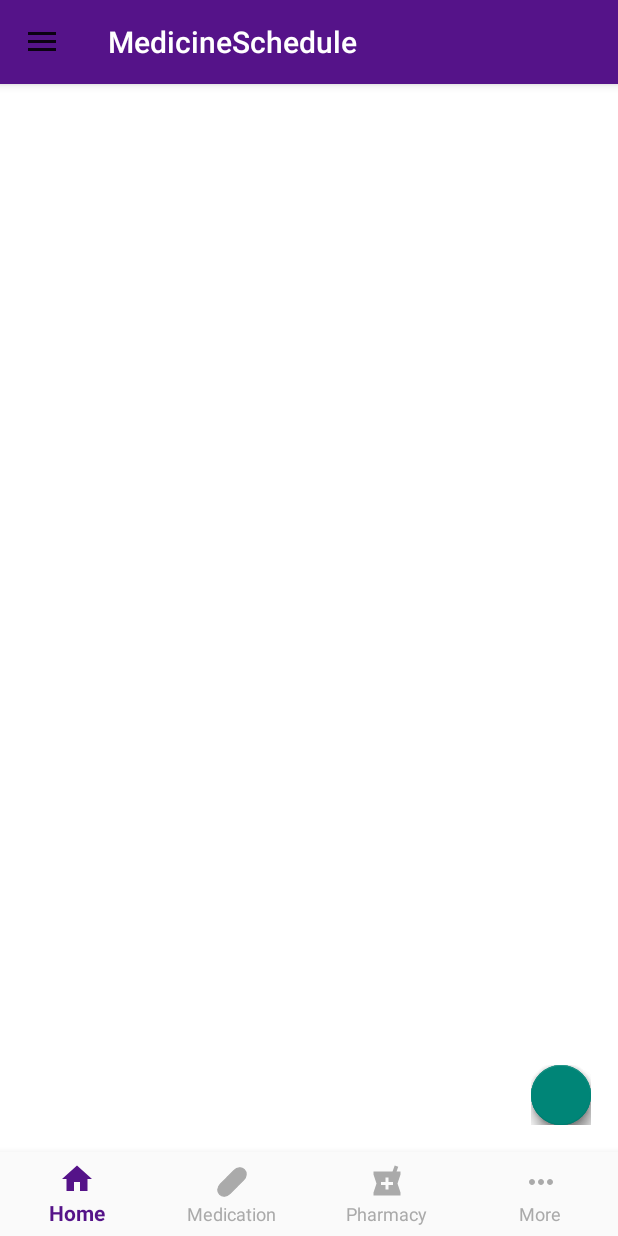
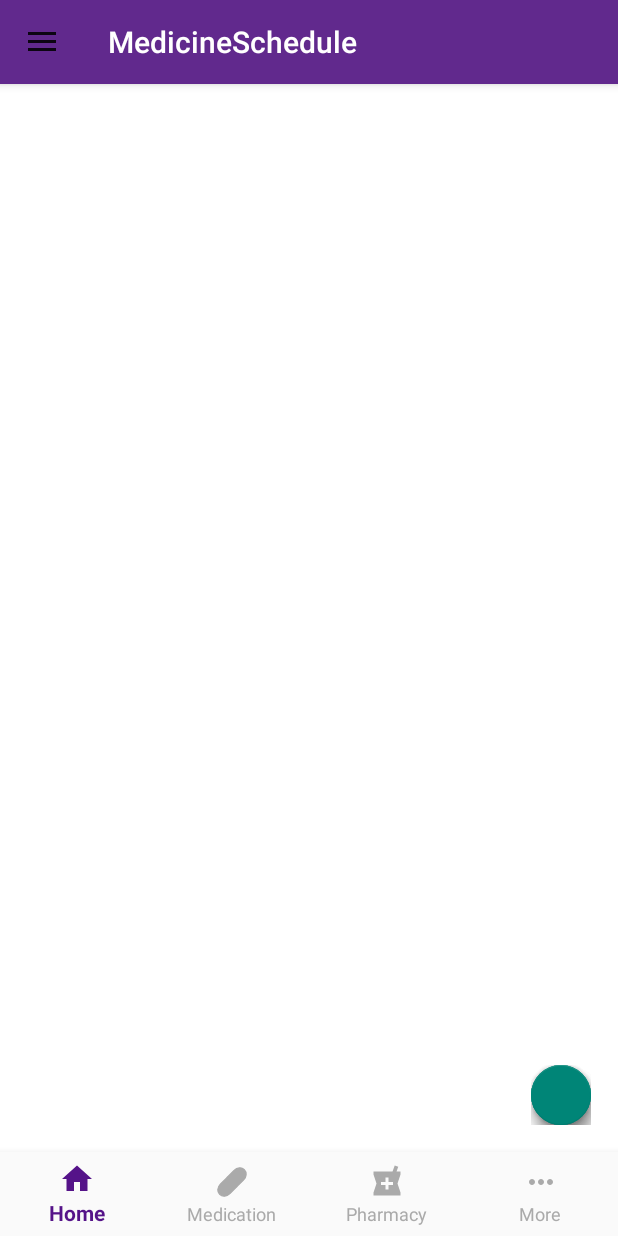
Before and after one commit to Rabia-Noorl/MedicineScheduleVersionTwo, an Android app: the HomeFragment screen opened directly, with no data from a screen before it, on a phone screen of 412 x 824 dp. Run offline under Robolectric (Android 15) with nearby library versions, the phone set to English and light mode, and no system bars; our stand-ins replace Firebase (no records; nobody signed in at launch, a user with empty details on screens opened directly), navigation-ui; plain views replace FloatingActionButton, FloatingActionsMenu.

Commit message:
Update Uis Theme Again

```diff
--- a/app/build.gradle
+++ b/app/build.gradle
@@ -33,6 +33,9 @@ android {
     kotlinOptions {
         jvmTarget = '1.8'
     }
+    buildFeatures{
+        viewBinding true
+    }
 }
 
 dependencies {
--- a/app/src/main/java/com/example/medicineschedule/ui/home/HomeFragment.kt
+++ b/app/src/main/java/com/example/medicineschedule/ui/home/HomeFragment.kt
@@ -7,52 +7,19 @@ import android.view.View
 import android.view.ViewGroup
 import com.example.medicineschedule.R
 
-// TODO: Rename parameter arguments, choose names that match
-// the fragment initialization parameters, e.g. ARG_ITEM_NUMBER
-private const val ARG_PARAM1 = "param1"
-private const val ARG_PARAM2 = "param2"
+class HomeFragment : Fragment() {
 
-/**
- * A simple [Fragment] subclass.
- * Use the [HomeFragment.newInstance] factory method to
- * create an instance of this fragment.
- */
-class HomeFragment : Fragment() {
-    // TODO: Rename and change types of parameters
-    private var param1: String? = null
-    private var param2: String? = null
 
     override fun onCreate(savedInstanceState: Bundle?) {
         super.onCreate(savedInstanceState)
-        arguments?.let {
-            param1 = it.getString(ARG_PARAM1)
-            param2 = it.getString(ARG_PARAM2)
-        }
+
     }
 
-    override fun onCreateView(inflater: LayoutInflater, container: ViewGroup?,
-                              savedInstanceState: Bundle?): View? {
+    override fun onCreateView(
+        inflater: LayoutInflater, container: ViewGroup?,
+        savedInstanceState: Bundle?
+    ): View? {
         // Inflate the layout for this fragment
         return inflater.inflate(R.layout.fragment_home, container, false)
-    }
-
-    companion object {
-        /**
-         * Use this factory method to create a new instance of
-         * this fragment using the provided parameters.
-         *
-         * @param param1 Parameter 1.
-         * @param param2 Parameter 2.
-         * @return A new instance of fragment HomeFragment.
-         */
-        // TODO: Rename and change types and number of parameters
-        @JvmStatic
-        fun newInstance(param1: String, param2: String) =
-                HomeFragment().apply {
-                    arguments = Bundle().apply {
-                        putString(ARG_PARAM1, param1)
-                        putString(ARG_PARAM2, param2)
-                    }
-                }
-    }
+        }
 }
--- a/app/src/main/res/drawable/bg_gradient.xml
+++ b/app/src/main/res/drawable/bg_gradient.xml
@@ -1,7 +1,7 @@
 <?xml version="1.0" encoding="utf-8"?>
 <shape xmlns:android="http://schemas.android.com/apk/res/android"
     android:shape="rectangle">
-    <gradient android:startColor="#551389" android:endColor="#551389"
+    <gradient android:startColor="#61298D" android:endColor="#61298D"
         android:type="linear"
         android:angle="270"/>
 </shape>
--- a/app/src/main/res/drawable/bg_label.xml
+++ b/app/src/main/res/drawable/bg_label.xml
@@ -3,7 +3,7 @@
     android:shape="rectangle">
     <corners android:radius="50dp">
     </corners>
-    <solid android:color="#551389">
+    <solid android:color="#61298D">
     </solid>
     <padding
         android:left="15dp"
--- a/app/src/main/res/drawable/button_style.xml
+++ b/app/src/main/res/drawable/button_style.xml
@@ -1,7 +1,7 @@
 <?xml version="1.0" encoding="utf-8"?>
 <shape xmlns:android="http://schemas.android.com/apk/res/android"
     android:shape="rectangle">
-    <gradient android:startColor="#551389" android:endColor="#551389"
+    <gradient android:startColor="#61298D" android:endColor="#61298D"
         android:type="linear"
         android:angle="270"/>
     <corners android:radius="24dp"></corners>
--- a/app/src/main/res/drawable/ic_adddrug.xml
+++ b/app/src/main/res/drawable/ic_adddrug.xml
@@ -4,15 +4,15 @@
     android:viewportWidth="486.684"
     android:viewportHeight="486.684">
   <path
-      android:fillColor="#551389"
+      android:fillColor="#61298D"
       android:pathData="M199.602,257.366H60.022c-10.297,0 -18.642,8.346 -18.642,18.639v57.037c0,10.299 8.345,18.643 18.642,18.643h139.58c10.298,0 18.646,-8.344 18.646,-18.643v-57.037C218.247,265.711 209.9,257.366 199.602,257.366z"/>
   <path
-      android:fillColor="#551389"
+      android:fillColor="#61298D"
       android:pathData="M259.607,235.819c0,-20.689 -6.896,-27.357 -18.148,-36.525l-0.236,-0.193c-12.593,-10.262 -22.991,-18.4 -32.726,-25.617c-0.656,-0.486 -2.183,-1.773 -2.183,-3.215v-43.225h9.96v-24.975h-0.023c-0.056,-19.049 -15.511,-34.477 -34.574,-34.477H77.933c-19.096,0 -34.58,15.482 -34.58,34.58c0.006,0 0.012,0 0.018,0v24.871h9.942v43.135c0,1.441 -1.525,2.729 -2.182,3.215c-9.729,7.213 -20.128,15.354 -32.725,25.617l-0.234,0.191C6.917,208.369 0.02,215.04 0.02,235.728c0,8.236 -0.005,42.601 -0.01,75.779C0.005,342.474 0,372.407 0,379.101C0,398.714 14.924,419 39.898,419h90.693c0,0 80.549,0.092 89.137,0.092c24.974,0 39.897,-20.287 39.897,-39.899l-0.01,-67.597C259.613,278.418 259.607,244.053 259.607,235.819zM219.729,394.047c-8.585,0 -89.108,-0.09 -89.122,-0.09H39.899c-10.898,0 -14.854,-8.883 -14.854,-14.855c0,-6.693 0.005,-36.625 0.01,-67.59c0.005,-33.182 0.01,-67.547 0.01,-75.783c0,-9.84 0.336,-10.113 8.926,-17.111l0.237,-0.193c12.293,-10.018 22.404,-17.934 31.818,-24.912c7.824,-5.801 12.312,-14.305 12.312,-23.334v-43.135h102.913v43.225c0,9.027 4.488,17.533 12.313,23.332c9.419,6.984 19.529,14.9 31.819,24.914l0.238,0.195c8.589,6.996 8.924,7.27 8.924,17.109c0,8.234 0.005,42.602 0.01,75.781l0.009,67.592C234.582,385.165 230.626,394.047 219.729,394.047z"/>
   <path
-      android:fillColor="#551389"
+      android:fillColor="#61298D"
       android:pathData="M447.282,324.473l-0.276,-0.021l-120.938,-0.118c-23.564,0 -42.737,19.174 -42.737,42.739c0,23.566 19.173,42.738 42.737,42.738h0.009l120.652,-0.119l0.554,-0.021c22.095,-1.711 39.401,-20.422 39.401,-42.599C486.684,344.899 469.376,326.186 447.282,324.473zM326.062,395.307c-15.564,-0.004 -28.229,-12.668 -28.229,-28.234c0,-15.569 12.666,-28.235 28.228,-28.235l60.181,0.06v56.352L326.062,395.307z"/>
   <path
-      android:fillColor="#551389"
+      android:fillColor="#61298D"
       android:pathData="M327.445,318.924c0.002,0 0.002,0 0.003,0c3.074,0 6.165,-0.338 9.183,-1.002l0.271,-0.061l115.771,-34.974c10.926,-3.313 19.907,-10.683 25.29,-20.748s6.523,-21.627 3.212,-32.553c-5.503,-18.152 -21.934,-30.348 -40.886,-30.348c-4.192,0 -8.369,0.621 -12.42,1.85l-115.433,35.117l-0.521,0.182c-20.648,8.047 -31.782,30.976 -25.348,52.197C292.066,306.731 308.494,318.922 327.445,318.924zM432.082,214.967c2.679,-0.811 5.438,-1.223 8.205,-1.223c12.32,0 23.427,8.246 27.006,20.051c2.188,7.219 1.435,14.855 -2.122,21.506c-3.556,6.652 -9.489,11.52 -16.7,13.705l-57.608,17.402l-16.349,-53.929L432.082,214.967z"/>
 </vector>
--- a/app/src/main/res/drawable/ic_addmeasurement.xml
+++ b/app/src/main/res/drawable/ic_addmeasurement.xml
@@ -4,9 +4,9 @@
     android:viewportWidth="31.512"
     android:viewportHeight="31.512">
   <path
-      android:fillColor="#551389"
+      android:fillColor="#61298D"
       android:pathData="M20.611,16.909V4.726C20.611,2.12 18.477,0 15.871,0c-2.605,0 -4.74,2.12 -4.74,4.726v12.18C9,18.424 7.666,20.873 7.666,23.444c0,4.448 3.592,8.067 8.005,8.067c4.501,0 8.175,-3.619 8.175,-8.067C23.846,20.768 22.636,18.371 20.611,16.909zM15.673,29.258c-3.169,0 -5.748,-2.608 -5.748,-5.813c0,-1.201 0.407,-2.367 1.124,-3.339h4.265c0.311,0 0.564,-0.273 0.564,-0.586c0,-0.311 -0.252,-0.586 -0.564,-0.586H12.19c0.206,-0.16 0.41,-0.31 0.639,-0.445l0.54,-0.327V16.59h1.945c0.311,0 0.564,-0.221 0.564,-0.533c0,-0.311 -0.252,-0.532 -0.564,-0.532h-1.945v-1.065h1.945c0.311,0 0.564,-0.221 0.564,-0.533c0,-0.311 -0.252,-0.533 -0.564,-0.533h-1.945v-1.278h1.945c0.311,0 0.564,-0.221 0.564,-0.533s-0.252,-0.533 -0.564,-0.533h-1.945V9.984h1.945c0.311,0 0.564,-0.221 0.564,-0.533c0,-0.311 -0.252,-0.533 -0.564,-0.533h-1.945V7.641h1.945c0.311,0 0.564,-0.221 0.564,-0.533c0,-0.312 -0.252,-0.533 -0.564,-0.533h-1.945v-1.85c0,-1.363 1.141,-2.472 2.503,-2.472s2.504,1.109 2.504,2.472V18.16l0.534,0.327c1.71,1.013 2.682,2.819 2.682,4.956C21.591,26.649 18.932,29.258 15.673,29.258z"/>
   <path
-      android:fillColor="#551389"
+      android:fillColor="#61298D"
       android:pathData="M12.083,22.662c-0.122,0.426 -0.205,0.786 -0.205,1.203c0,2.14 1.735,3.882 3.874,3.882c2.141,0 3.874,-1.747 3.874,-3.886c0,-0.417 -0.083,-0.772 -0.205,-1.199H12.083z"/>
 </vector>
--- a/app/src/main/res/drawable/ic_reminder.xml
+++ b/app/src/main/res/drawable/ic_reminder.xml
@@ -1,5 +1,5 @@
-<vector android:height="24dp" android:tint="#551389"
+<vector android:height="24dp" android:tint="#61298D"
     android:viewportHeight="24" android:viewportWidth="24"
     android:width="24dp" xmlns:android="http://schemas.android.com/apk/res/android">
-    <path android:fillColor="#551389" android:pathData="M7.88,3.39L6.6,1.86 2,5.71l1.29,1.53 4.59,-3.85zM22,5.72l-4.6,-3.86 -1.29,1.53 4.6,3.86L22,5.72zM12,4c-4.97,0 -9,4.03 -9,9s4.02,9 9,9c4.97,0 9,-4.03 9,-9s-4.03,-9 -9,-9zM12,20c-3.87,0 -7,-3.13 -7,-7s3.13,-7 7,-7 7,3.13 7,7 -3.13,7 -7,7zM13,9h-2v3L8,12v2h3v3h2v-3h3v-2h-3L13,9z"/>
+    <path android:fillColor="#61298D" android:pathData="M7.88,3.39L6.6,1.86 2,5.71l1.29,1.53 4.59,-3.85zM22,5.72l-4.6,-3.86 -1.29,1.53 4.6,3.86L22,5.72zM12,4c-4.97,0 -9,4.03 -9,9s4.02,9 9,9c4.97,0 9,-4.03 9,-9s-4.03,-9 -9,-9zM12,20c-3.87,0 -7,-3.13 -7,-7s3.13,-7 7,-7 7,3.13 7,7 -3.13,7 -7,7zM13,9h-2v3L8,12v2h3v3h2v-3h3v-2h-3L13,9z"/>
 </vector>
--- a/app/src/main/res/layout/activity_add_dose.xml
+++ b/app/src/main/res/layout/activity_add_dose.xml
@@ -4,6 +4,7 @@
     xmlns:tools="http://schemas.android.com/tools"
     android:layout_width="match_parent"
     android:layout_height="match_parent"
-    tools:context=".AddDose">
+    tools:context=".AddDose"
+    android:id="@+id/adddoses">
 
 </androidx.constraintlayout.widget.ConstraintLayout>
--- a/app/src/main/res/layout/activity_add_measurements.xml
+++ b/app/src/main/res/layout/activity_add_measurements.xml
@@ -4,6 +4,7 @@
     xmlns:tools="http://schemas.android.com/tools"
     android:layout_width="match_parent"
     android:layout_height="match_parent"
-    tools:context=".AddMeasurements">
+    tools:context=".AddMeasurements"
+    android:id="@+id/addMeasurements">
 
 </androidx.constraintlayout.widget.ConstraintLayout>
--- a/app/src/main/res/layout/activity_add_medication.xml
+++ b/app/src/main/res/layout/activity_add_medication.xml
@@ -4,6 +4,7 @@
     xmlns:tools="http://schemas.android.com/tools"
     android:layout_width="match_parent"
     android:layout_height="match_parent"
-    tools:context=".AddMedication">
+    tools:context=".AddMedication"
+    android:id="@+id/addReminders">
 
 </androidx.constraintlayout.widget.ConstraintLayout>
--- a/app/src/main/res/layout/activity_sign_in.xml
+++ b/app/src/main/res/layout/activity_sign_in.xml
@@ -86,7 +86,7 @@
         android:layout_marginTop="16dp"
         android:background="@drawable/btn_bg"
         android:text="Sign In"
-        android:textColor="#551389"
+        android:textColor="@color/themecolor"
         android:textSize="24sp"
         android:textStyle="bold"
         app:layout_constraintEnd_toEndOf="@+id/userNameET"
--- a/app/src/main/res/layout/activity_sign_up.xml
+++ b/app/src/main/res/layout/activity_sign_up.xml
@@ -118,7 +118,7 @@
         android:layout_marginTop="24dp"
         android:background="@drawable/btn_bg"
         android:text="Sign Up"
-        android:textColor="#551389"
+        android:textColor="@color/themecolor"
         android:textColorHint="@color/white"
         android:textSize="24sp"
         android:textStyle="bold"
--- a/app/src/main/res/values-night/themes.xml
+++ b/app/src/main/res/values-night/themes.xml
@@ -2,9 +2,9 @@
     <!-- Base application theme. -->
     <style name="Theme.MedicineSchedule" parent="Theme.MaterialComponents.DayNight.NoActionBar">
         <!-- Primary brand color. -->
-        <item name="colorPrimary">@color/purple_200</item>
-        <item name="colorPrimaryVariant">@color/purple_700</item>
-        <item name="colorOnPrimary">@color/black</item>
+        <item name="colorPrimary">@color/white</item>
+        <item name="colorPrimaryVariant">#61298D</item>
+        <item name="colorOnPrimary">@color/white</item>
         <!-- Secondary brand color. -->
         <item name="colorSecondary">@color/teal_200</item>
         <item name="colorSecondaryVariant">@color/teal_200</item>
--- a/app/src/main/res/values/colors.xml
+++ b/app/src/main/res/values/colors.xml
@@ -10,5 +10,6 @@
     <color name="ActionBarTitle">#7A0B37</color>
     <color name="StatusbarColor">#7A0B37</color>
     <color name="label">#bd3f32</color>
+    <color name="themecolor">#61298D</color>
 
 </resources>
--- a/app/src/main/res/values/themes.xml
+++ b/app/src/main/res/values/themes.xml
@@ -3,7 +3,7 @@
     <style name="Theme.MedicineSchedule" parent="Theme.AppCompat.DayNight.NoActionBar">
         <!-- Primary brand color. -->
         <item name="colorPrimary">@color/white</item>
-        <item name="colorPrimaryVariant">#551389</item>
+        <item name="colorPrimaryVariant">#61298D</item>
         <item name="colorOnPrimary">@color/white</item>
         <!-- Secondary brand color. -->
         <item name="colorSecondary">@color/teal_200</item>
```
